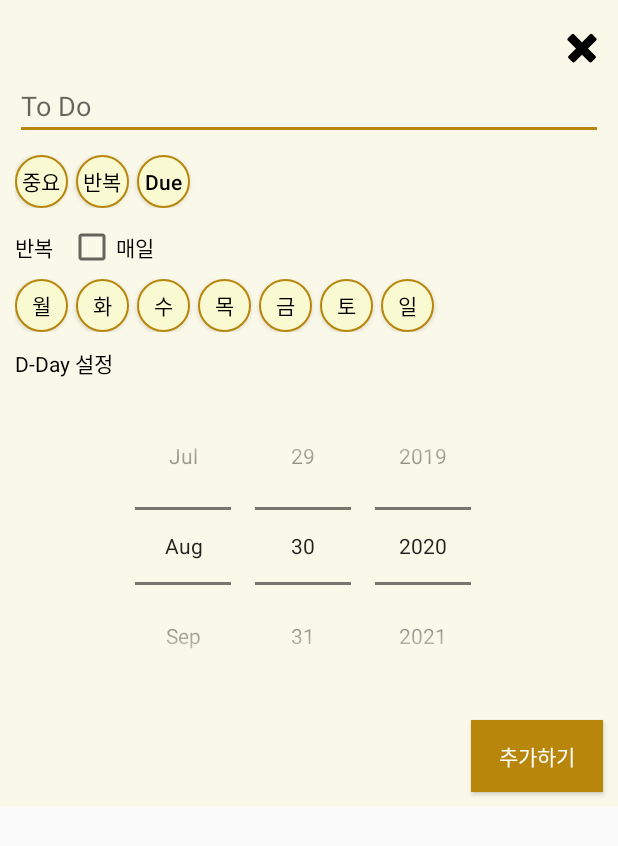
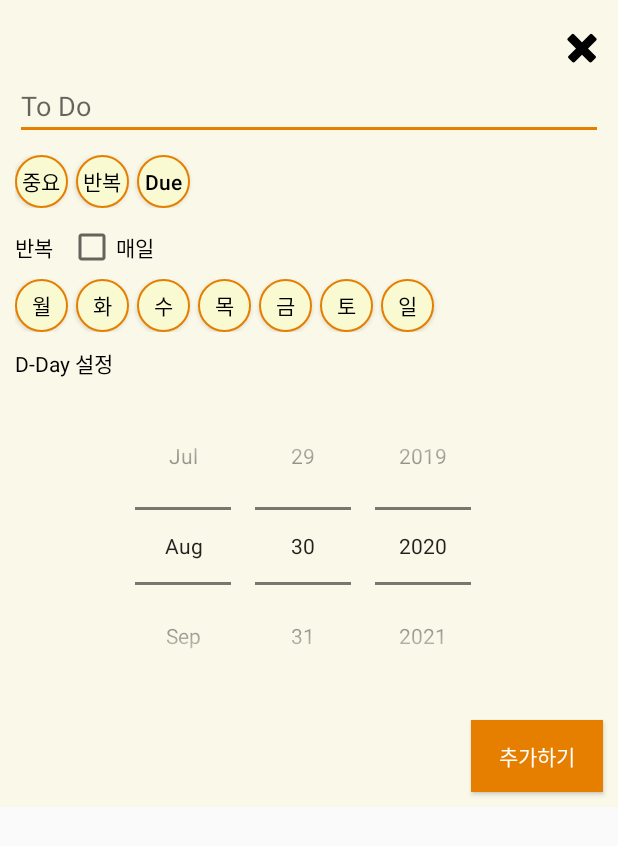
Before and after one commit to HZie/Appsolute-Time-with-Fox, an Android app: the layout activity_add_todo.xml on its own in the app's theme, with its tools: preview values and no code run, on a phone screen of 412 x 824 dp. Shown: the top 846 px of the screen. Run offline under Robolectric (Android 15) with nearby library versions, the phone set to English and light mode, and no system bars.

```diff
--- a/app/src/main/java/com/example/todolist/MainActivity.java
+++ b/app/src/main/java/com/example/todolist/MainActivity.java
@@ -343,7 +343,7 @@
     }
 
     //TODO: 1.매번 할일완료시 2.할일제거시 3.할일추가시 --> finish할일 퍼센트 구해서 로그에 저장
-    //TODO: 밑 함수에 itemnum=총할일수, finishtask=끝낸 할일수만 넣어주면 됨
+    //TODO: 밑 함수를 어뎁터에서 불러와서 itemnum=총할일수, finishtask=끝낸 할일수만 넣어주면 됨
     public void setPercent(int itemnum, int finishTask) {
         Log = getSharedPreferences("Log", MODE_PRIVATE);
         editor = Log.edit();
--- a/app/src/main/res/values/colors.xml
+++ b/app/src/main/res/values/colors.xml
@@ -2,8 +2,8 @@
 <resources>
     <color name="colorPrimary">#6200EE</color>
     <color name="colorPrimaryDark">#3700B3</color>
-    <color name="colorAccent">#B8860B</color>
-    <color name="weekBtnChecked">#B8860B</color>
+    <color name="colorAccent">#E67E00</color>
+    <color name="weekBtnChecked">#E67E00</color>
     <color name="weekBtnUnchecked">#FAFAD2</color>
     <color name="whiteText">#FFFFFF</color>
     <color name="blackText">#000000</color>
```
